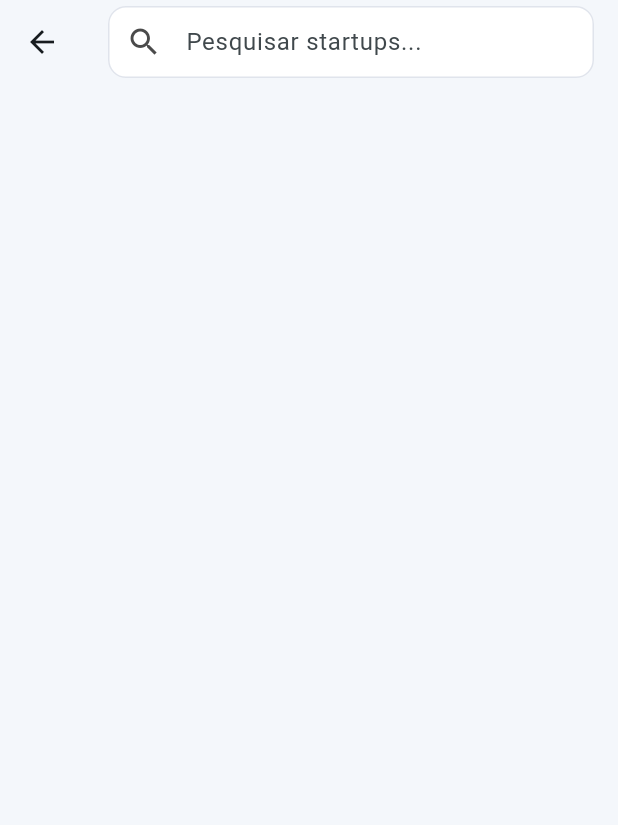
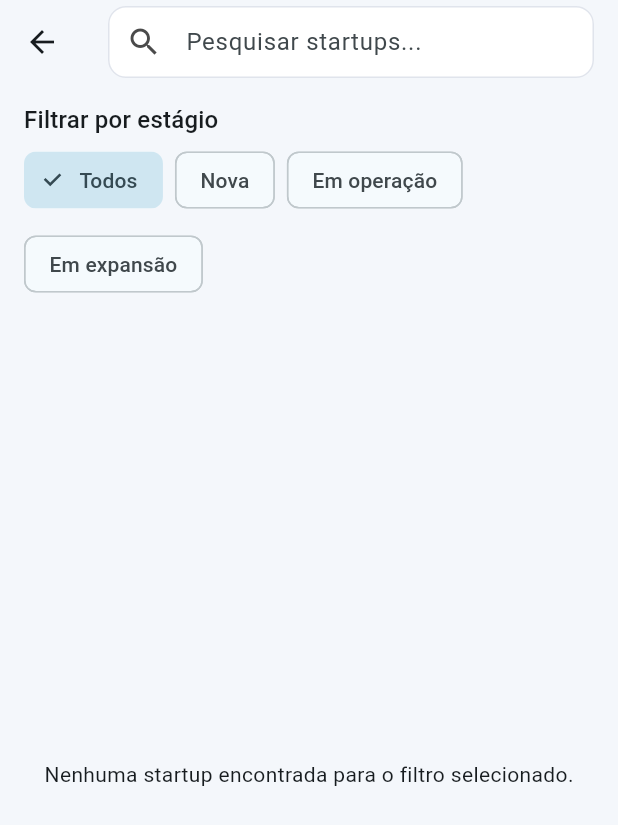
Before and after one commit to Valimz/ES-PI3-2026-T1-G33, a Flutter app: the ExplorePage screen opened by its route, on a phone screen of 412 x 824 dp. Shown: the top 825 px of the screen. Run offline on Flutter 3.47's test engine with Material 3 defaults, Android fonts, the phone set to English and light mode, and no system bars; our stand-ins replace cloud_firestore, firebase_auth, firebase_core, firebase_messaging, fl_chart, flutter_local_notifications and 1 more; accounts and stored records are empty.

Commit message:
fix/Filtros no aba de busca

```diff
--- a/mescla_invest/lib/features/explore/presentation/pages/explore_page.dart
+++ b/mescla_invest/lib/features/explore/presentation/pages/explore_page.dart
@@ -2,6 +2,7 @@ import 'dart:async';
 import 'package:flutter/material.dart';
 import 'package:mescla_invest/core/theme/app_theme.dart';
 import 'package:mescla_invest/features/explore/presentation/widgets/startup_details_dialog.dart';
+import 'package:mescla_invest/features/portfolio/presentation/widgets/filtro_ativos_widget.dart';
 import 'package:mescla_invest/services/firestore_service.dart';
 
 class ExplorePage extends StatefulWidget {
@@ -15,6 +16,7 @@ class _ExplorePageState extends State<ExplorePage> {
   final TextEditingController _searchController = TextEditingController();
   List<Map<String, String>> _allStartups = [];
   List<Map<String, String>> _filteredStartups = [];
+  FiltroStartup _filtroSelecionado = FiltroStartup.todos;
   late final StreamSubscription<List<Map<String, dynamic>>> _startupsSubscription;
 
   @override
@@ -39,11 +41,28 @@ class _ExplorePageState extends State<ExplorePage> {
     super.dispose();
   }
 
+  bool _matchesFiltro(Map<String, String> startup, FiltroStartup filtro) {
+    if (filtro == FiltroStartup.todos) return true;
+    final stage = (startup['stage'] ?? '').toLowerCase();
+    switch (filtro) {
+      case FiltroStartup.emExpansao:
+        return stage.contains('expans');
+      case FiltroStartup.emOperacao:
+        return stage.contains('opera');
+      case FiltroStartup.nova:
+        return !stage.contains('expans') && !stage.contains('opera');
+      case FiltroStartup.todos:
+        return true;
+    }
+  }
+
   void _filterStartups() {
     final query = _searchController.text.toLowerCase();
     setState(() {
       _filteredStartups = _allStartups.where((startup) {
-        return (startup['name'] ?? '').toLowerCase().contains(query);
+        final matchesQuery =
+            (startup['name'] ?? '').toLowerCase().contains(query);
+        return matchesQuery && _matchesFiltro(startup, _filtroSelecionado);
       }).toList();
     });
   }
@@ -70,12 +89,42 @@ class _ExplorePageState extends State<ExplorePage> {
           ),
         ),
       ),
-      body: ListView.builder(
-        padding: const EdgeInsets.all(16),
-        itemCount: _filteredStartups.length,
-        itemBuilder: (context, index) {
-          return _buildStartupCard(_filteredStartups[index]);
-        },
+      body: Column(
+        crossAxisAlignment: CrossAxisAlignment.start,
+        children: [
+          Padding(
+            padding: const EdgeInsets.fromLTRB(16, 12, 16, 4),
+            child: Text(
+              'Filtrar por estágio',
+              style: Theme.of(context).textTheme.titleMedium,
+            ),
+          ),
+          Padding(
+            padding: const EdgeInsets.symmetric(horizontal: 16),
+            child: FiltroAtivosWidget(
+              selecionado: _filtroSelecionado,
+              onSelecionar: (filtro) {
+                setState(() => _filtroSelecionado = filtro);
+                _filterStartups();
+              },
+            ),
+          ),
+          const SizedBox(height: 8),
+          Expanded(
+            child: _filteredStartups.isEmpty
+                ? const Center(
+                    child: Text(
+                        'Nenhuma startup encontrada para o filtro selecionado.'),
+                  )
+                : ListView.builder(
+                    padding: const EdgeInsets.all(16),
+                    itemCount: _filteredStartups.length,
+                    itemBuilder: (context, index) {
+                      return _buildStartupCard(_filteredStartups[index]);
+                    },
+                  ),
+          ),
+        ],
       ),
     );
   }
```
Also changed, not shown: mescla_invest/pubspec.lock.
